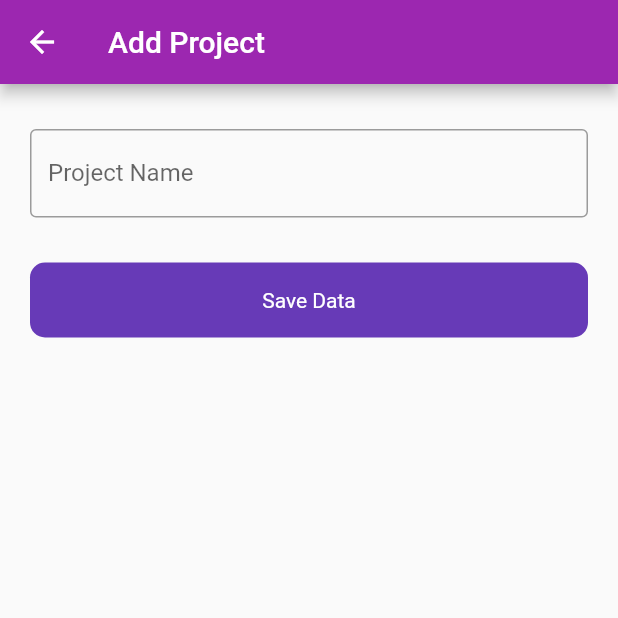
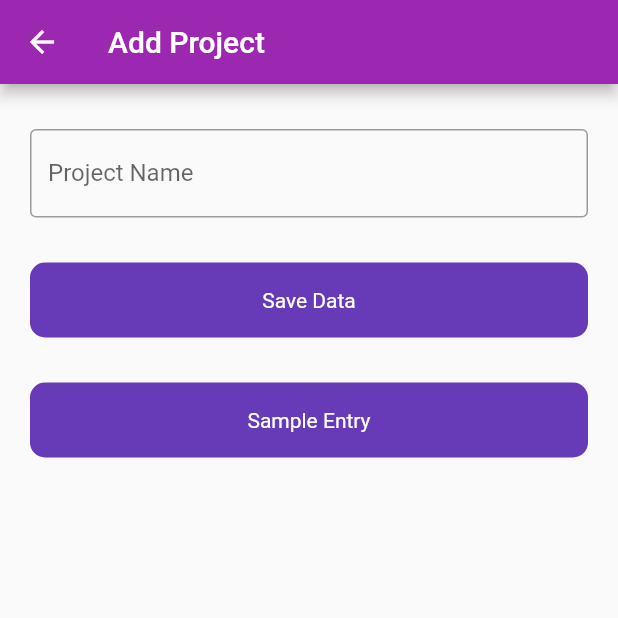
Before and after one commit to AKUH-GIT/docsmgtfirebase, a Flutter app: the ProjectEntry screen opened directly, on a phone screen of 412 x 824 dp, the top half of it. Run offline on Flutter 3.47's test engine with Material 2 defaults, Android fonts, the phone set to English and light mode, and no system bars; our stand-ins replace cloud_firestore, dropdown_search, file_picker, firebase_auth, firebase_core, firebase_database and 1 more; accounts and stored records are empty.

Commit message:
Sample Eny permi resolv

```diff
--- a/lib/main.dart
+++ b/lib/main.dart
@@ -33,7 +33,7 @@ class MyApp extends StatelessWidget {
   @override
   Widget build(BuildContext context) {
     return MaterialApp(
-      title: 'Flutter Demo',
+      title: 'Docs Management System v1.0',
       debugShowCheckedModeBanner: false,
       theme: ThemeData(
         // This is the theme of your application.
--- a/lib/ui/ProjectEntry.dart
+++ b/lib/ui/ProjectEntry.dart
@@ -1,7 +1,8 @@
 import 'package:cloud_firestore/cloud_firestore.dart';
 import 'package:docsmgtfirebase/ui/Model/ProjectModel.dart';
-import 'package:firebase_database/firebase_database.dart';
+import 'package:docsmgtfirebase/ui/SampleEntry.dart';
 import 'package:flutter/material.dart';
+import 'package:flutter/services.dart';
 import '../utils/Utils.dart';
 import '../widgets/RoundButton.dart';
 
@@ -98,10 +99,22 @@ class ProjectEntryState extends State<ProjectEntry> {
     //print('collection Sum ${snapshot.count}');
   }
 
+  _gotoSampleEntry() {
+    Navigator.push(
+        context, MaterialPageRoute(builder: (context) => SampleEntry()));
+  }
+
   @override
   Widget build(BuildContext context) {
-    return Scaffold(
-      appBar: AppBar(title: Text('Add Project')),
+    return WillPopScope(
+      onWillPop: () async {
+        return false;
+      },
+      child: Scaffold(
+        appBar: AppBar(
+          title: Text('Add Project'),
+          backgroundColor: Colors.purple,
+        ),
         body: Form(
           key: _formKey,
           child: Padding(
@@ -138,11 +151,12 @@ class ProjectEntryState extends State<ProjectEntry> {
                       });
 
                       if (!await IsProjectExists(controller_projectName.text)) {
-                      final projectModels =
-                          FirebaseFirestore.instance.collection('ProjectEntry');
+                        final projectModels = FirebaseFirestore.instance
+                            .collection('ProjectEntry');
 
                         projectModels.add({
-                        'id': DateTime.now().millisecondsSinceEpoch.toString(),
+                          'id':
+                              DateTime.now().millisecondsSinceEpoch.toString(),
                           'projectName': controller_projectName.text
                         }).then((value) {
                           Utils().toastMessage('Project Created');
@@ -159,8 +173,18 @@ class ProjectEntryState extends State<ProjectEntry> {
                       }
                     }
                   },
-              )
+                ),
+                const SizedBox(
+                  height: 30,
+                ),
+                RoundButton(
+                  title: 'Sample Entry',
+                  onTap: () {
+                    _gotoSampleEntry();
+                  },
+                ),
               ],
+            ),
           ),
         ),
       ),
```
Also changed, not shown: lib/ui/SampleEntry.dart (+57 -30 lines), lib/ui/auth/LoginScreen.dart (+7 -3 lines), 4 other files. Lines whose indentation alone changed are shown as unchanged.
